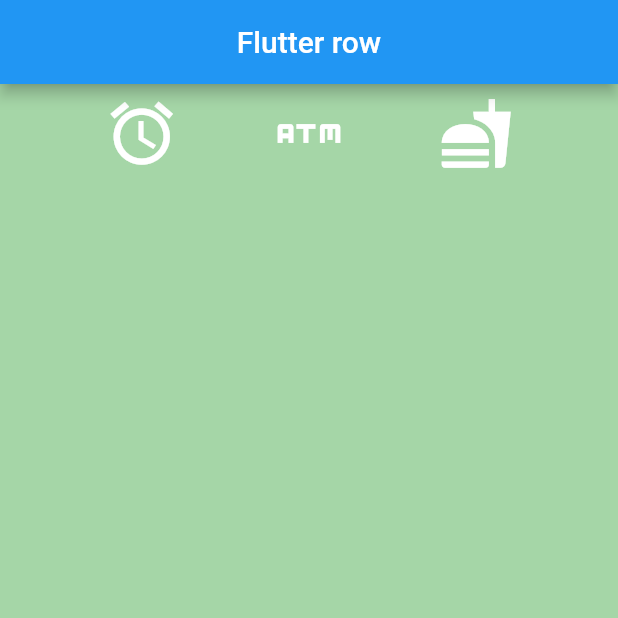
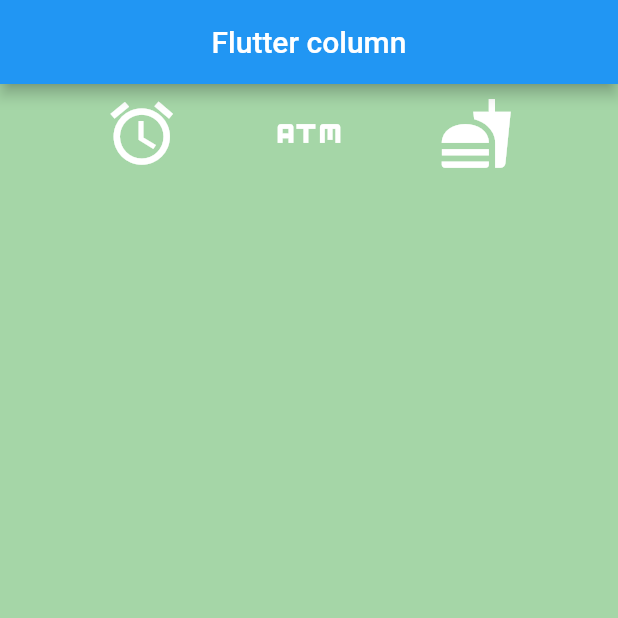
Before and after one commit to didomalambu/flutter_column, a Flutter app: the screen it shows after launch, on a phone screen of 412 x 824 dp, the top half of it. Run offline on Flutter 3.47's test engine with Material 2 defaults, Android fonts, the phone set to English and light mode, and no system bars.

Commit message:
Update main.dart
change the project title

```diff
--- a/lib/main.dart
+++ b/lib/main.dart
@@ -15,7 +15,7 @@ class Yourclassname extends StatelessWidget
       backgroundColor: Colors.green[200],
       appBar:  new AppBar(
           title: new Center (
-            child: new Text("Flutter row"),
+            child: new Text("Flutter column"),
           )//center
 
       ),
```
